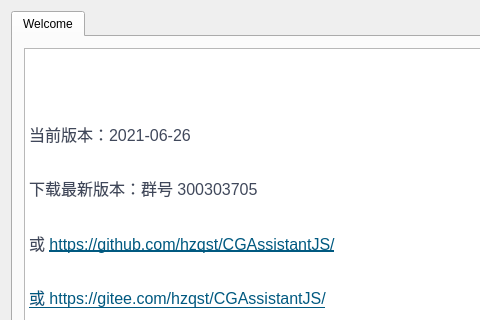
This is CGAssistant/mainwindow.ui in hzqst/CGAssistant as Qt 5 draws it before an edit; both pictures show x 0 to 480 and y 0 to 320 of the 750 by 500 pixel window. The edited form follows.
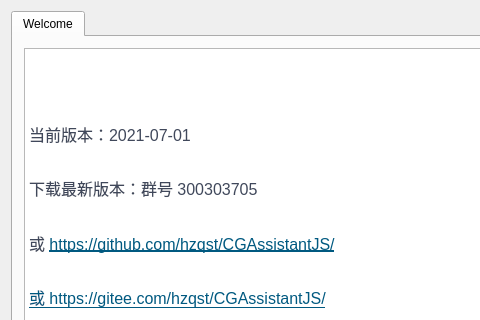
This is the edited form. Icons and pictures are not drawn.

Commit message: 更新版本号

What changed in the file:
```diff
--- a/CGAssistant/mainwindow.ui
+++ b/CGAssistant/mainwindow.ui
@@ -73,7 +73,7 @@
 &lt;/style&gt;&lt;/head&gt;&lt;body style=&quot; font-family:'SimSun'; font-size:9pt; font-weight:400; font-style:normal;&quot;&gt;
 &lt;p style=&quot; margin-top:0px; margin-bottom:0px; margin-left:0px; margin-right:0px; -qt-block-indent:0; text-indent:0px;&quot;&gt;&lt;img src=&quot;:/logo.png&quot; /&gt;&lt;/p&gt;
 &lt;p style=&quot;-qt-paragraph-type:empty; margin-top:0px; margin-bottom:16px; margin-left:0px; margin-right:0px; -qt-block-indent:0; text-indent:0px; line-height:160%; font-family:'-apple-system,BlinkMacSystemFont,Segoe UI,Helvetica,Arial,Apple Color Emoji,Segoe UI Emoji,Segoe UI Symbol,Liberation Sans,PingFang SC,Microsoft YaHei,Hiragino Sans GB,Wenquanyi Micro Hei,WenQuanYi Zen Hei,ST Heiti,SimHei,SimSun,WenQuanYi Zen Hei Sharp,sans-serif'; font-size:16px; color:#40485b; background-color:#ffffff;&quot;&gt;&lt;br /&gt;&lt;/p&gt;
-&lt;p style=&quot; margin-top:0px; margin-bottom:16px; margin-left:0px; margin-right:0px; -qt-block-indent:0; text-indent:0px; line-height:160%; background-color:#ffffff;&quot;&gt;&lt;span style=&quot; font-family:'-apple-system,BlinkMacSystemFont,Segoe UI,Helvetica,Arial,Apple Color Emoji,Segoe UI Emoji,Segoe UI Symbol,Liberation Sans,PingFang SC,Microsoft YaHei,Hiragino Sans GB,Wenquanyi Micro Hei,WenQuanYi Zen Hei,ST Heiti,SimHei,SimSun,WenQuanYi Zen Hei Sharp,sans-serif'; font-size:16px; color:#40485b; background-color:#ffffff;&quot;&gt;当前版本：2021-06-26&lt;/span&gt;&lt;/p&gt;
+&lt;p style=&quot; margin-top:0px; margin-bottom:16px; margin-left:0px; margin-right:0px; -qt-block-indent:0; text-indent:0px; line-height:160%; background-color:#ffffff;&quot;&gt;&lt;span style=&quot; font-family:'-apple-system,BlinkMacSystemFont,Segoe UI,Helvetica,Arial,Apple Color Emoji,Segoe UI Emoji,Segoe UI Symbol,Liberation Sans,PingFang SC,Microsoft YaHei,Hiragino Sans GB,Wenquanyi Micro Hei,WenQuanYi Zen Hei,ST Heiti,SimHei,SimSun,WenQuanYi Zen Hei Sharp,sans-serif'; font-size:16px; color:#40485b; background-color:#ffffff;&quot;&gt;当前版本：2021-07-01&lt;/span&gt;&lt;/p&gt;
 &lt;p style=&quot; margin-top:0px; margin-bottom:16px; margin-left:0px; margin-right:0px; -qt-block-indent:0; text-indent:0px; line-height:160%; background-color:#ffffff;&quot;&gt;&lt;span style=&quot; font-family:'-apple-system,BlinkMacSystemFont,Segoe UI,Helvetica,Arial,Apple Color Emoji,Segoe UI Emoji,Segoe UI Symbol,Liberation Sans,PingFang SC,Microsoft YaHei,Hiragino Sans GB,Wenquanyi Micro Hei,WenQuanYi Zen Hei,ST Heiti,SimHei,SimSun,WenQuanYi Zen Hei Sharp,sans-serif'; font-size:16px; color:#40485b; background-color:#ffffff;&quot;&gt;下载最新版本：群号 300303705&lt;/span&gt;&lt;/p&gt;
 &lt;p style=&quot; margin-top:0px; margin-bottom:16px; margin-left:0px; margin-right:0px; -qt-block-indent:0; text-indent:0px; line-height:160%; background-color:#ffffff;&quot;&gt;&lt;span style=&quot; font-family:'-apple-system,BlinkMacSystemFont,Segoe UI,Helvetica,Arial,Apple Color Emoji,Segoe UI Emoji,Segoe UI Symbol,Liberation Sans,PingFang SC,Microsoft YaHei,Hiragino Sans GB,Wenquanyi Micro Hei,WenQuanYi Zen Hei,ST Heiti,SimHei,SimSun,WenQuanYi Zen Hei Sharp,sans-serif'; font-size:16px; color:#40485b; background-color:#ffffff;&quot;&gt;或 &lt;/span&gt;&lt;a href=&quot;https://github.com/hzqst/CGAssistantJS/issues&quot;&gt;&lt;span style=&quot; font-family:'-apple-system,BlinkMacSystemFont,Segoe UI,Helvetica,Arial,Apple Color Emoji,Segoe UI Emoji,Segoe UI Symbol,Liberation Sans,PingFang SC,Microsoft YaHei,Hiragino Sans GB,Wenquanyi Micro Hei,WenQuanYi Zen Hei,ST Heiti,SimHei,SimSun,WenQuanYi Zen Hei Sharp,sans-serif'; font-size:16px; text-decoration: underline; color:#005980; background-color:transparent;&quot;&gt;https://github.com/hzqst/CGAssistantJS/&lt;/span&gt;&lt;/a&gt;&lt;/p&gt;
 &lt;p style=&quot; margin-top:0px; margin-bottom:16px; margin-left:0px; margin-right:0px; -qt-block-indent:0; text-indent:0px; line-height:160%; background-color:#ffffff;&quot;&gt;&lt;a href=&quot;https://github.com/hzqst/CGAssistantJS/issues&quot;&gt;&lt;span style=&quot; font-family:'-apple-system,BlinkMacSystemFont,Segoe UI,Helvetica,Arial,Apple Color Emoji,Segoe UI Emoji,Segoe UI Symbol,Liberation Sans,PingFang SC,Microsoft YaHei,Hiragino Sans GB,Wenquanyi Micro Hei,WenQuanYi Zen Hei,ST Heiti,SimHei,SimSun,WenQuanYi Zen Hei Sharp,sans-serif'; font-size:16px; text-decoration: underline; color:#005980; background-color:transparent;&quot;&gt;或 &lt;/span&gt;&lt;/a&gt;&lt;a href=&quot;https://gitee.com/hzqst/CGAssistantJS/issues&quot;&gt;&lt;span style=&quot; font-family:'-apple-system,BlinkMacSystemFont,Segoe UI,Helvetica,Arial,Apple Color Emoji,Segoe UI Emoji,Segoe UI Symbol,Liberation Sans,PingFang SC,Microsoft YaHei,Hiragino Sans GB,Wenquanyi Micro Hei,WenQuanYi Zen Hei,ST Heiti,SimHei,SimSun,WenQuanYi Zen Hei Sharp,sans-serif'; font-size:16px; text-decoration: underline; color:#005980; background-color:transparent;&quot;&gt;https://gitee.com/hzqst/CGAssistantJS/&lt;/span&gt;&lt;/a&gt;&lt;/p&gt;&lt;/body&gt;&lt;/html&gt;</string>
```
